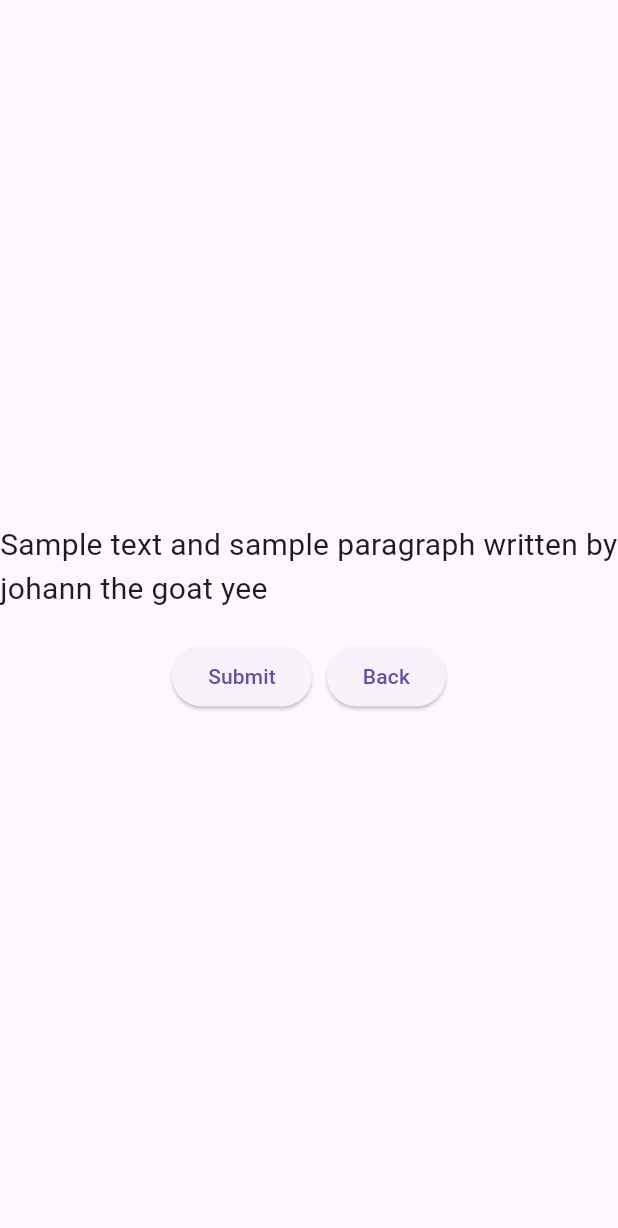
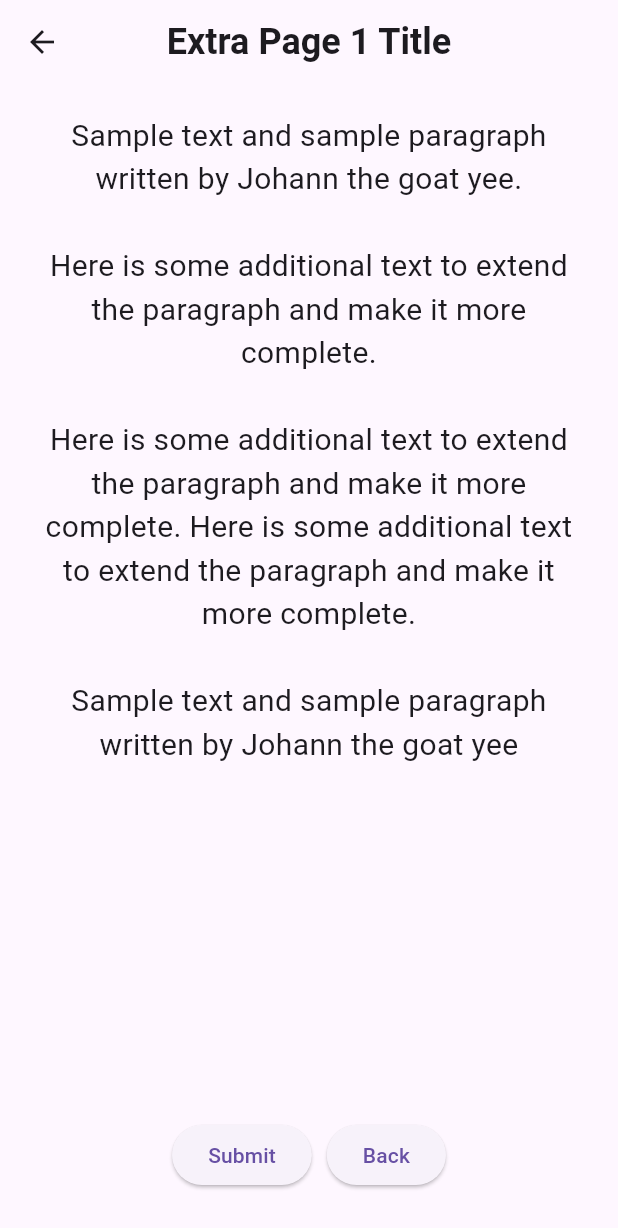
Before and after one commit to glitchcodes/flutter_activity_2, a Flutter app: the ExtraPage1 screen opened directly, on a phone screen of 412 x 824 dp. Shown: the top 1228 px of the screen. Run offline on Flutter 3.47's test engine with Material 3 defaults, Android fonts, the light colour scheme and no system bars.

Commit message:
more text

```diff
--- a/lib/pages/extra_page1.dart
+++ b/lib/pages/extra_page1.dart
@@ -6,17 +6,34 @@ class ExtraPage1 extends StatelessWidget {
   @override
   Widget build(BuildContext context) {
     return Scaffold(
-
-      body: Center(
-        child: Column(
-          mainAxisAlignment: MainAxisAlignment.center,
-          children: [
-            const Text(
-              'Sample text and sample paragraph written by johann the goat yee',
+      appBar: AppBar(
+        title: const Text(
+          'Extra Page 1 Title',
+          style: TextStyle(fontSize: 24, fontWeight: FontWeight.bold),
+        ),
+        centerTitle: true,
+      ),
+      body: Column(
+        mainAxisAlignment: MainAxisAlignment.start,
+        crossAxisAlignment: CrossAxisAlignment.center,
+        children: [
+          const SizedBox(height: 20),
+          const Padding(
+            padding: EdgeInsets.symmetric(horizontal: 20),
+            child: Text(
+              'Sample text and sample paragraph written by Johann the goat yee.\n\n'
+                  'Here is some additional text to extend the paragraph and make it more complete.\n\n'
+                  'Here is some additional text to extend the paragraph and make it more complete.'
+                  ' Here is some additional text to extend the paragraph and make it more complete.\n\n'
+                  'Sample text and sample paragraph written by Johann the goat yee',
               style: TextStyle(fontSize: 20),
+              textAlign: TextAlign.center,
             ),
-            const SizedBox(height: 20),
-            Row(
+          ),
+          const Spacer(), // Pushes content up and buttons down
+          Padding(
+            padding: const EdgeInsets.only(bottom: 30), // Adds some bottom padding
+            child: Row(
               mainAxisAlignment: MainAxisAlignment.center,
               children: [
                 ElevatedButton(
@@ -31,15 +48,15 @@ class ExtraPage1 extends StatelessWidget {
                 ElevatedButton(
                   onPressed: () {
                     ScaffoldMessenger.of(context).showSnackBar(
-                      const SnackBar(content: Text('wla tong ginagawa')),
-                    ); // Go back to the previous page
+                      const SnackBar(content: Text('Wala tong ginagawa')),
+                    );
                   },
                   child: const Text('Back'),
                 ),
               ],
             ),
-          ],
-        ),
+          ),
+        ],
       ),
     );
   }
```
